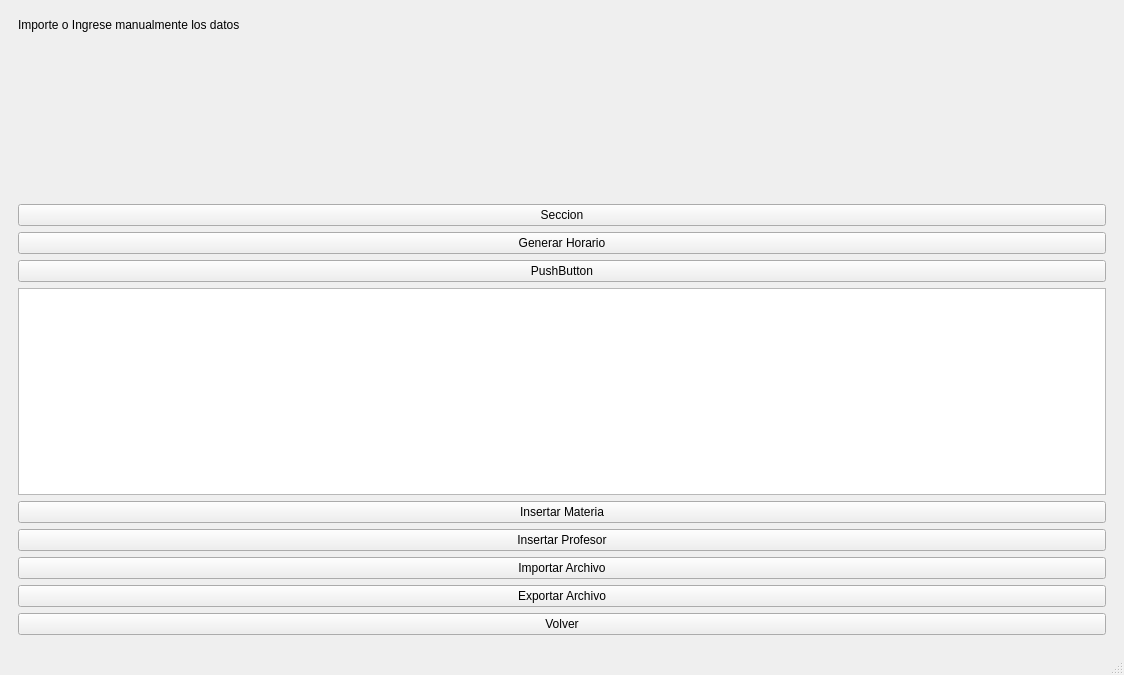
The window that ui/mainwindow.ui (gustalbert11/Time-Tabling) describes before a commit, drawn with Qt 5.
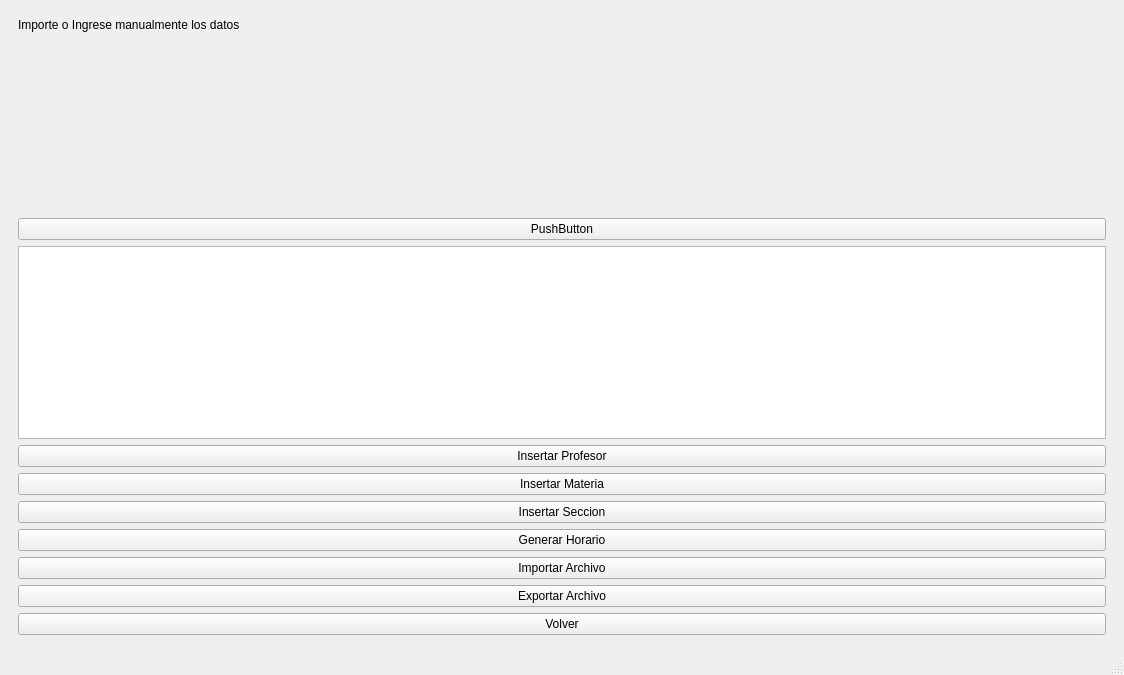
The same window after the commit.

Commit message: Toggle view: It seems working

What changed in the file:
```diff
--- a/ui/mainwindow.ui
+++ b/ui/mainwindow.ui
@@ -86,24 +86,10 @@
             </property>
            </widget>
           </item>
-          <item>
-           <widget class="QPushButton" name="insertSecButton">
-            <property name="text">
-             <string>Seccion</string>
-            </property>
-           </widget>
-          </item>
          </layout>
         </item>
         <item>
-         <widget class="QPushButton" name="scheduleButton">
-          <property name="text">
-           <string>Generar Horario</string>
-          </property>
-         </widget>
-        </item>
-        <item>
-         <widget class="QPushButton" name="ShowInfoButton">
+         <widget class="QPushButton" name="showInfoButton">
           <property name="text">
            <string>PushButton</string>
           </property>
@@ -112,13 +98,6 @@
         <item>
          <widget class="QTableWidget" name="tableInfo"/>
         </item>
-        <item>
-         <widget class="QPushButton" name="insertCourseButton">
-          <property name="text">
-           <string>Insertar Materia</string>
-          </property>
-         </widget>
-        </item>
         <item>
          <widget class="QPushButton" name="insertProfButton">
           <property name="text">
@@ -126,6 +105,27 @@
           </property>
          </widget>
         </item>
+        <item>
+         <widget class="QPushButton" name="insertCourseButton">
+          <property name="text">
+           <string>Insertar Materia</string>
+          </property>
+         </widget>
+        </item>
+        <item>
+         <widget class="QPushButton" name="insertSecButton">
+          <property name="text">
+           <string>Insertar Seccion</string>
+          </property>
+         </widget>
+        </item>
+        <item>
+         <widget class="QPushButton" name="scheduleButton">
+          <property name="text">
+           <string>Generar Horario</string>
+          </property>
+         </widget>
+        </item>
         <item>
          <widget class="QPushButton" name="importButton">
           <property name="text">
```
The commit also changes 2 other files.
